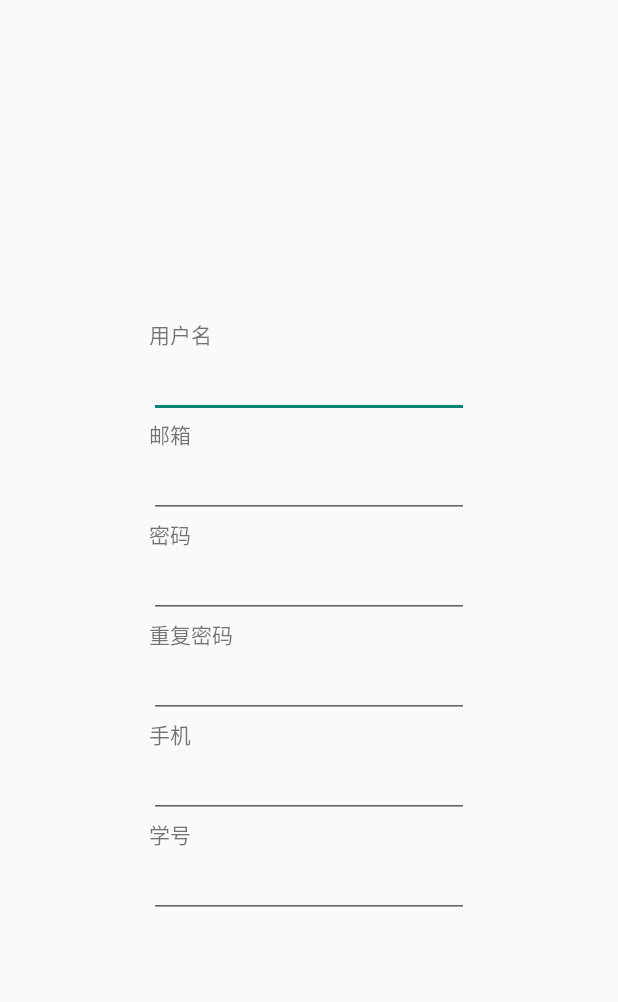
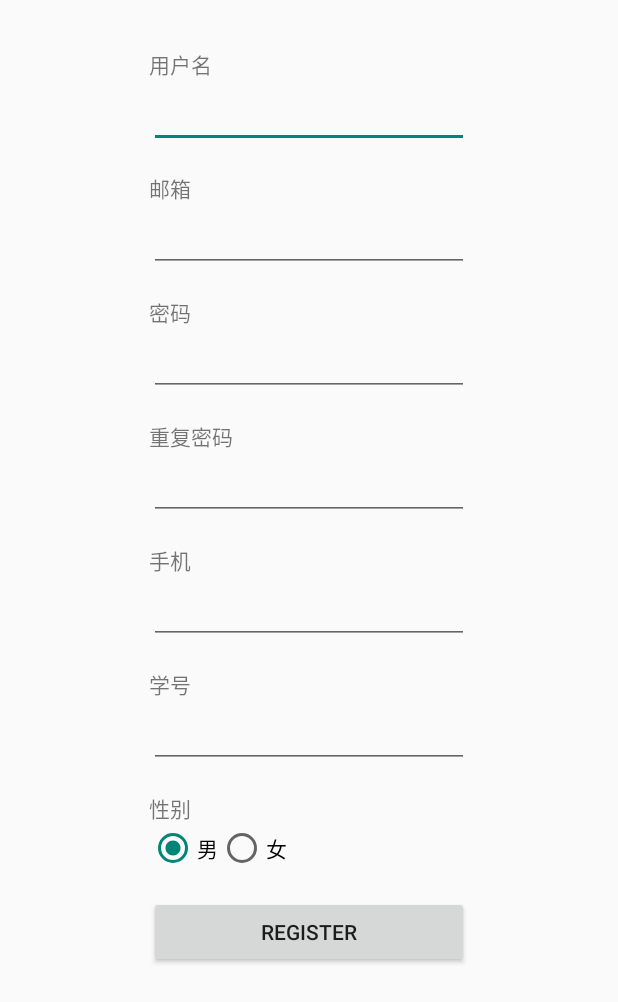
Before and after one commit to armyja/Share-Charge-Android, an Android app: the Register screen opened directly, with no data from a screen before it, on a phone screen of 412 x 824 dp. Shown: the top 1002 px of the screen. Run offline under Robolectric (Android 15) with nearby library versions, the phone set to English and light mode, and no system bars.

Commit message:
register

```diff
--- a/app/src/main/java/com/example/bb_wj/sharecharge/Account.java
+++ b/app/src/main/java/com/example/bb_wj/sharecharge/Account.java
@@ -41,7 +41,7 @@ public class Account extends Activity {
         public void run() {
             super.run();
             try {
-                String url_path = "http://192.168.1.108:5000/user";
+                String url_path = getString(R.string.host) + "/user";
                 JSONObject result = new JSONObject(getJsonContent(url_path));
                 // 创建 message
                 if (result.getString("status").equals("success")) {
--- a/app/src/main/java/com/example/bb_wj/sharecharge/HttpUtils.java
+++ b/app/src/main/java/com/example/bb_wj/sharecharge/HttpUtils.java
@@ -41,7 +41,7 @@ public class HttpUtils {
             connection.setDoInput(true);
 
             //Get Session ID
-            String key;
+            String key = "";
 
             for (int i = 1; (key = connection.getHeaderFieldKey(i)) != null; i++) {
                 if (key.equalsIgnoreCase("set-cookie")) {
--- a/app/src/main/java/com/example/bb_wj/sharecharge/MainActivity.java
+++ b/app/src/main/java/com/example/bb_wj/sharecharge/MainActivity.java
@@ -22,7 +22,6 @@ import static com.example.bb_wj.sharecharge.HttpUtils.getJsonContent;
 
 public class MainActivity extends Activity {
     private TextView tv;
-    private static String url_path = "http://192.168.1.108:5000/logout";
     private Handler handler = new Handler() {
         @Override
         public void handleMessage(Message msg) {
@@ -56,6 +55,7 @@ public class MainActivity extends Activity {
         super.onCreate(savedInstanceState);
         setContentView(R.layout.activity_main);
 
+        final String url_path = getString(R.string.host) + "/logout";
         tv = (TextView) findViewById(R.id.battery);
 
         //注册广播接受者java代码
--- a/app/src/main/java/com/example/bb_wj/sharecharge/Md5Uils.java
+++ b/app/src/main/java/com/example/bb_wj/sharecharge/Md5Utils.java
@@ -6,8 +6,8 @@ import java.security.NoSuchAlgorithmException;
 /**
  * Created by bb_wj on 16-7-9.
  */
-public class Md5Uils {
-    public Md5Uils() {
+public class Md5Utils {
+    public Md5Utils() {
     }
     public static String Md5(String sourceStr) {
         String result = "";
--- a/app/src/main/java/com/example/bb_wj/sharecharge/Register.java
+++ b/app/src/main/java/com/example/bb_wj/sharecharge/Register.java
@@ -1,15 +1,109 @@
 package com.example.bb_wj.sharecharge;
 
 import android.app.Activity;
+import android.content.Intent;
 import android.os.Bundle;
+import android.os.Looper;
+import android.view.View;
+import android.widget.Button;
+import android.widget.EditText;
+import android.widget.RadioGroup;
+import android.widget.Toast;
+
+import org.json.JSONException;
+import org.json.JSONObject;
+
+import java.net.MalformedURLException;
+import java.net.URL;
+import java.util.HashMap;
+import java.util.Map;
+
+import static com.example.bb_wj.sharecharge.HttpUtils.sendPostMessage;
+import static com.example.bb_wj.sharecharge.Md5Utils.Md5;
 
 /**
  * Created by bb_wj on 16-7-9.
  */
 public class Register extends Activity {
+    private Button btn;
+    private EditText et_reg_name;
+    private EditText et_reg_email;
+    private EditText et_reg_pwd;
+    private EditText et_reg_pwd2;
+    private EditText et_reg_tel;
+    private EditText et_reg_stu_id;
+    private RadioGroup radioGroup_reg_sex;
     @Override
     protected void onCreate(Bundle savedInstanceState) {
         super.onCreate(savedInstanceState);
         setContentView(R.layout.activity_register);
+
+        btn = (Button) findViewById(R.id.btn_reg_register);
+        et_reg_name = (EditText) findViewById(R.id.et_reg_name);
+        et_reg_email = (EditText) findViewById(R.id.et_reg_email);
+        et_reg_pwd = (EditText) findViewById(R.id.et_reg_pwd);
+        et_reg_pwd2 = (EditText) findViewById(R.id.et_reg_pwd2);
+        et_reg_tel = (EditText) findViewById(R.id.et_reg_tel);
+        et_reg_stu_id = (EditText) findViewById(R.id.et_reg_stu_id);
+        radioGroup_reg_sex = (RadioGroup) findViewById(R.id.radioGroup_reg_sex);
+
+        btn.setOnClickListener(new View.OnClickListener() {
+            @Override
+            public void onClick(View v) {
+                // TODO: 16-7-12 表单验证
+                if (!et_reg_pwd.getText().toString().equals(et_reg_pwd2.getText().toString())) {
+                    Toast.makeText(getApplicationContext(), "passwords are different", Toast.LENGTH_SHORT).show();
+                    return;
+                }
+                Map<String, String> params = new HashMap<>();
+                params.put("user_name", et_reg_name.getText().toString());
+                params.put("email", et_reg_email.getText().toString());
+                params.put("password", Md5(et_reg_pwd.getText().toString()));
+                params.put("phone", et_reg_tel.getText().toString());
+                params.put("school_card_id", et_reg_stu_id.getText().toString());
+
+                if (radioGroup_reg_sex.getCheckedRadioButtonId() == R.id.radioMale) {
+                    params.put("sex", "MALE");
+                } else {
+                    params.put("sex", "FEMALE");
+                }
+                new RegisterThread(params).start();
+            }
+        });
+    }
+
+    /**
+     * new thread for login
+     */
+    public class RegisterThread extends Thread {
+        private Map<String, String> params = new HashMap<>();
+
+        RegisterThread(Map<String, String> _params) {
+            params = _params;
+        }
+
+        @Override
+        public void run() {
+            super.run();
+            try {
+                // get response
+                String PATH = getString(R.string.host) + "/register";
+                URL url = new URL(PATH);
+                JSONObject result = new JSONObject(sendPostMessage(url, params, "utf-8"));
+                Looper.prepare();
+                // login successfully
+                if (result.getString("status").equals("success")) {
+                    Intent intent = new Intent(Register.this, MainActivity.class);
+                    startActivity(intent);
+                    finish();
+                } else {
+                    // show error
+                    Toast.makeText(getApplicationContext(), result.getString("status"), Toast.LENGTH_SHORT).show();
+                }
+                Looper.loop();
+            } catch (JSONException | MalformedURLException e) {
+                e.printStackTrace();
+            }
+        }
     }
 }
--- a/app/src/main/res/layout/activity_register.xml
+++ b/app/src/main/res/layout/activity_register.xml
@@ -4,12 +4,15 @@
     android:layout_height="match_parent"
     android:orientation="vertical">
 
+    <ScrollView
+        android:layout_width="match_parent"
+        android:layout_height="wrap_content">
     <LinearLayout
         android:layout_width="wrap_content"
         android:layout_height="wrap_content"
-        android:orientation="vertical"
-        android:layout_centerHorizontal="true"
-        android:layout_centerVertical="true">
+        android:layout_margin="@dimen/activity_vertical_margin_2"
+        android:layout_gravity="center_horizontal"
+        android:orientation="vertical">
 
         <TextView
             android:layout_width="wrap_content"
@@ -17,10 +20,12 @@
             android:text="@string/user_name" />
 
         <EditText
+            android:id="@+id/et_reg_name"
             android:layout_width="wrap_content"
             android:layout_height="wrap_content"
             android:ems="10"
-            android:inputType="textPersonName" />
+            android:inputType="textPersonName"
+            android:layout_marginBottom="@dimen/activity_vertical_margin" />
 
         <TextView
             android:layout_width="wrap_content"
@@ -28,10 +33,12 @@
             android:text="@string/email" />
 
         <EditText
+            android:id="@+id/et_reg_email"
             android:layout_width="wrap_content"
             android:layout_height="wrap_content"
             android:ems="10"
-            android:inputType="textWebEmailAddress" />
+            android:inputType="textWebEmailAddress"
+            android:layout_marginBottom="@dimen/activity_vertical_margin" />
 
         <TextView
             android:layout_width="wrap_content"
@@ -39,10 +46,12 @@
             android:text="@string/password" />
 
         <EditText
+            android:id="@+id/et_reg_pwd"
             android:layout_width="wrap_content"
             android:layout_height="wrap_content"
             android:ems="10"
-            android:inputType="textPassword" />
+            android:inputType="textPassword"
+            android:layout_marginBottom="@dimen/activity_vertical_margin" />
 
         <TextView
             android:layout_width="wrap_content"
@@ -50,10 +59,12 @@
             android:text="@string/repeat_password" />
 
         <EditText
+            android:id="@+id/et_reg_pwd2"
             android:layout_width="wrap_content"
             android:layout_height="wrap_content"
             android:ems="10"
-            android:inputType="textPassword" />
+            android:inputType="textPassword"
+            android:layout_marginBottom="@dimen/activity_vertical_margin" />
 
         <TextView
             android:layout_width="wrap_content"
@@ -61,10 +72,12 @@
             android:text="@string/tel" />
 
         <EditText
+            android:id="@+id/et_reg_tel"
             android:layout_width="wrap_content"
             android:layout_height="wrap_content"
             android:ems="10"
-            android:inputType="phone" />
+            android:inputType="phone"
+            android:layout_marginBottom="@dimen/activity_vertical_margin" />
 
         <TextView
             android:layout_width="wrap_content"
@@ -72,11 +85,45 @@
             android:text="@string/school_id" />
 
         <EditText
+            android:id="@+id/et_reg_stu_id"
             android:layout_width="wrap_content"
             android:layout_height="wrap_content"
             android:ems="10"
-            android:inputType="number" />
+            android:inputType="number"
+            android:layout_marginBottom="@dimen/activity_vertical_margin" />
 
+        <TextView
+            android:layout_width="wrap_content"
+            android:layout_height="wrap_content"
+            android:text="@string/sex" />
 
+        <RadioGroup
+            android:id="@+id/radioGroup_reg_sex"
+            android:layout_width="wrap_content"
+            android:layout_height="wrap_content"
+            android:contentDescription="@string/sex"
+            android:orientation="horizontal"
+            android:layout_marginBottom="@dimen/activity_vertical_margin">
+
+            <RadioButton
+                android:id="@+id/radioMale"
+                android:layout_width="wrap_content"
+                android:layout_height="wrap_content"
+                android:checked="true"
+                android:text="@string/male" />
+
+            <RadioButton
+                android:id="@+id/radioFemale"
+                android:layout_width="wrap_content"
+                android:layout_height="wrap_content"
+                android:text="@string/female" />
+        </RadioGroup>
+
+        <Button
+            android:id="@+id/btn_reg_register"
+            android:layout_width="match_parent"
+            android:layout_height="wrap_content"
+            android:text="@string/register" />
     </LinearLayout>
+    </ScrollView>
 </RelativeLayout>
--- a/app/src/main/res/values/strings.xml
+++ b/app/src/main/res/values/strings.xml
@@ -12,4 +12,9 @@
     <string name="repeat_password">重复密码</string>
     <string name="tel">手机</string>
     <string name="school_id">学号</string>
+    <string name="host2">http://192.168.1.108:5000</string>
+    <string name="host">http://www.armyja.cn:5000</string>
+    <string name="sex">性别</string>
+    <string name="male">男</string>
+    <string name="female">女</string>
 </resources>
```
Also changed, not shown: app/src/main/java/com/example/bb_wj/sharecharge/Login.java (+4 -8 lines), 1 other file.
